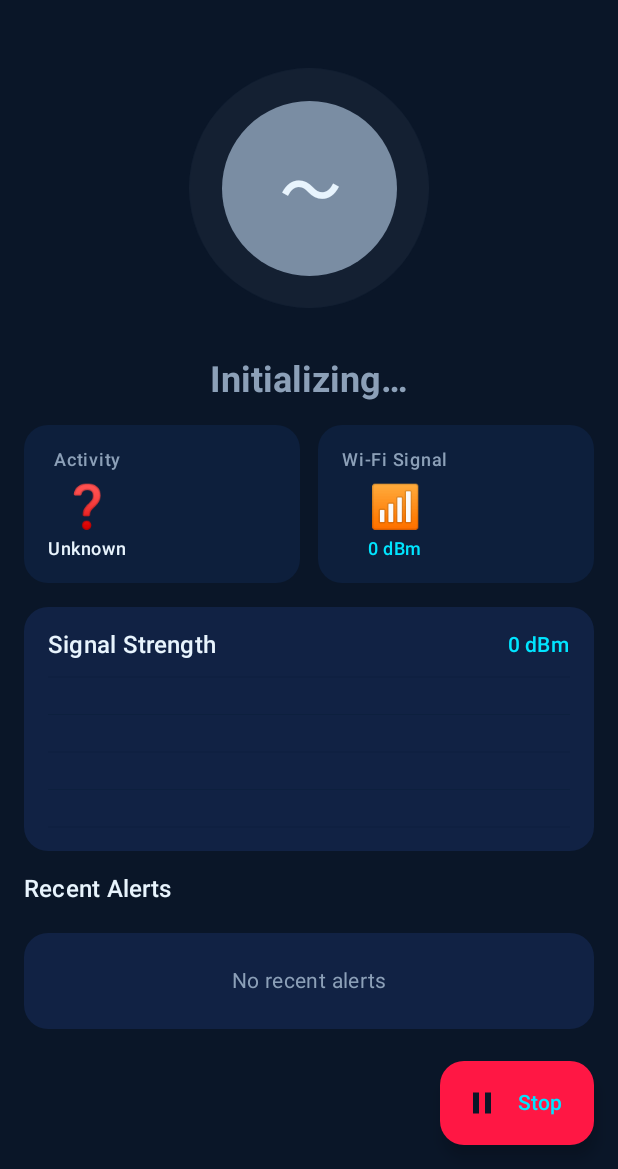
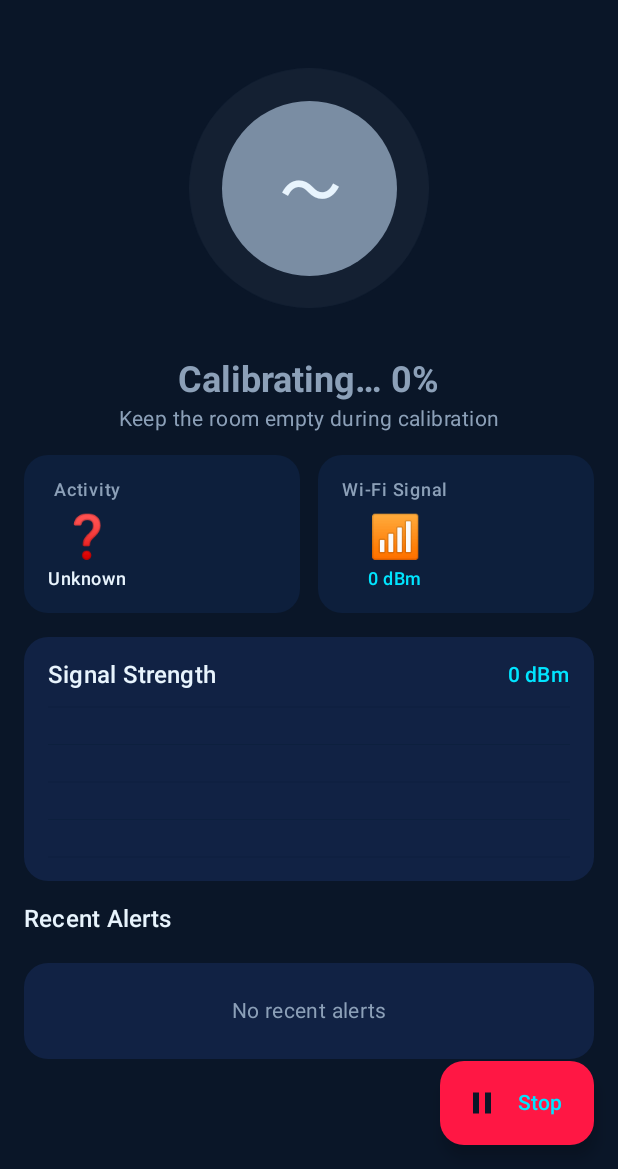
Before and after one commit to ashishshroti14/waveguard, an Android app built with Jetpack Compose: the DashboardScreen screen opened through its navigation route, after a tap on "Start Monitoring", on a phone screen of 412 x 824 dp, the part 67-1236 px from its top. Run offline under Robolectric (Android 15) with nearby library versions, the phone set to English and light mode, and no system bars; our stand-ins replace Dagger/Hilt's generated code, Room's generated code; libraries missing offline, so code that uses them is left out: org.tensorflow.lite; 1 statement that could not run was skipped.

Commit message:
Fix stuck-on-Initializing: auto-start calibration and show progress in UI
Root cause: StatisticalDetector.startCalibration() was never called
automatically, so analyze() always returned UNKNOWN. The ML model file
is also absent from assets, leaving Phase 2 inactive. Together these
kept presenceState = UNKNOWN forever.

- PresenceDetector.start(): call statisticalDetector.startCalibration()
  when not yet calibrated; expose calibrationProgress StateFlow
- DashboardViewModel: delegate calibrationProgress from presenceDetector
- DashboardScreen: show \"Calibrating… X%\" + \"Keep the room empty\"
  hint during the 60-second baseline window instead of opaque
  \"Initializing…\"

Co-authored-by: shrotiash <80332861+shrotiash@users.noreply.github.com>

```diff
--- a/android/app/src/main/java/com/waveguard/domain/detection/PresenceDetector.kt
+++ b/android/app/src/main/java/com/waveguard/domain/detection/PresenceDetector.kt
@@ -77,6 +77,9 @@ class PresenceDetector @Inject constructor(
     private val _confidence = MutableStateFlow(0f)
     val confidence: StateFlow<Float> = _confidence.asStateFlow()
 
+    /** 0.0–1.0 progress of the initial empty-room baseline calibration. */
+    val calibrationProgress: StateFlow<Float> = statisticalDetector.calibrationProgress
+
     // Latest values from each detector (updated by coroutines below)
     @Volatile private var latestStatistical = PresenceState.UNKNOWN
     @Volatile private var latestMl = PresenceState.UNKNOWN
@@ -99,6 +102,12 @@ class PresenceDetector @Inject constructor(
     ) {
         if (isStarted) return
         isStarted = true
+
+        // Auto-start baseline calibration the first time monitoring begins.
+        // Without this the statistical detector always returns UNKNOWN.
+        if (!statisticalDetector.isCalibrated.value) {
+            statisticalDetector.startCalibration()
+        }
 
         // Phase 1: Statistical detector (always active)
         scope.launch {
--- a/android/app/src/main/java/com/waveguard/ui/screens/dashboard/DashboardScreen.kt
+++ b/android/app/src/main/java/com/waveguard/ui/screens/dashboard/DashboardScreen.kt
@@ -78,6 +78,7 @@ fun DashboardScreen(
     val confidence by viewModel.confidence.collectAsStateWithLifecycle()
     val isMonitoring by viewModel.isMonitoring.collectAsStateWithLifecycle()
     val rssiHistory by viewModel.rssiHistory.collectAsStateWithLifecycle()
+    val calibrationProgress by viewModel.calibrationProgress.collectAsStateWithLifecycle()
 
     Scaffold(
         containerColor = NavyBackground,
@@ -162,15 +163,19 @@ fun DashboardScreen(
 
             // Presence label + confidence
             item {
+                val isCalibrating = isMonitoring &&
+                    presenceState == PresenceState.UNKNOWN &&
+                    calibrationProgress < 1f
                 Column(
                     modifier = Modifier.fillMaxWidth(),
                     horizontalAlignment = Alignment.CenterHorizontally
                 ) {
                     Text(
-                        text = if (presenceState == PresenceState.UNKNOWN && !isMonitoring) {
-                            "Ready"
-                        } else {
-                            presenceState.toDisplayName()
+                        text = when {
+                            presenceState == PresenceState.UNKNOWN && !isMonitoring -> "Ready"
+                            isCalibrating ->
+                                "Calibrating… ${(calibrationProgress * 100).toInt()}%"
+                            else -> presenceState.toDisplayName()
                         },
                         style = MaterialTheme.typography.headlineSmall,
                         fontWeight = FontWeight.Bold,
@@ -180,6 +185,13 @@ fun DashboardScreen(
                         Spacer(modifier = Modifier.height(4.dp))
                         Text(
                             text = "Tap Start Monitoring to begin",
+                            style = MaterialTheme.typography.bodyMedium,
+                            color = TextSecondary
+                        )
+                    } else if (isCalibrating) {
+                        Spacer(modifier = Modifier.height(4.dp))
+                        Text(
+                            text = "Keep the room empty during calibration",
                             style = MaterialTheme.typography.bodyMedium,
                             color = TextSecondary
                         )
--- a/android/app/src/main/java/com/waveguard/ui/screens/dashboard/DashboardViewModel.kt
+++ b/android/app/src/main/java/com/waveguard/ui/screens/dashboard/DashboardViewModel.kt
@@ -45,6 +45,8 @@ class DashboardViewModel @Inject constructor(
 
     private val _isMonitoring = MutableStateFlow(false)
     val isMonitoring: StateFlow<Boolean> = _isMonitoring.asStateFlow()
+
+    val calibrationProgress: StateFlow<Float> = presenceDetector.calibrationProgress
 
     private val _rssiHistory = MutableStateFlow<List<Float>>(emptyList())
     val rssiHistory: StateFlow<List<Float>> = _rssiHistory.asStateFlow()
```
